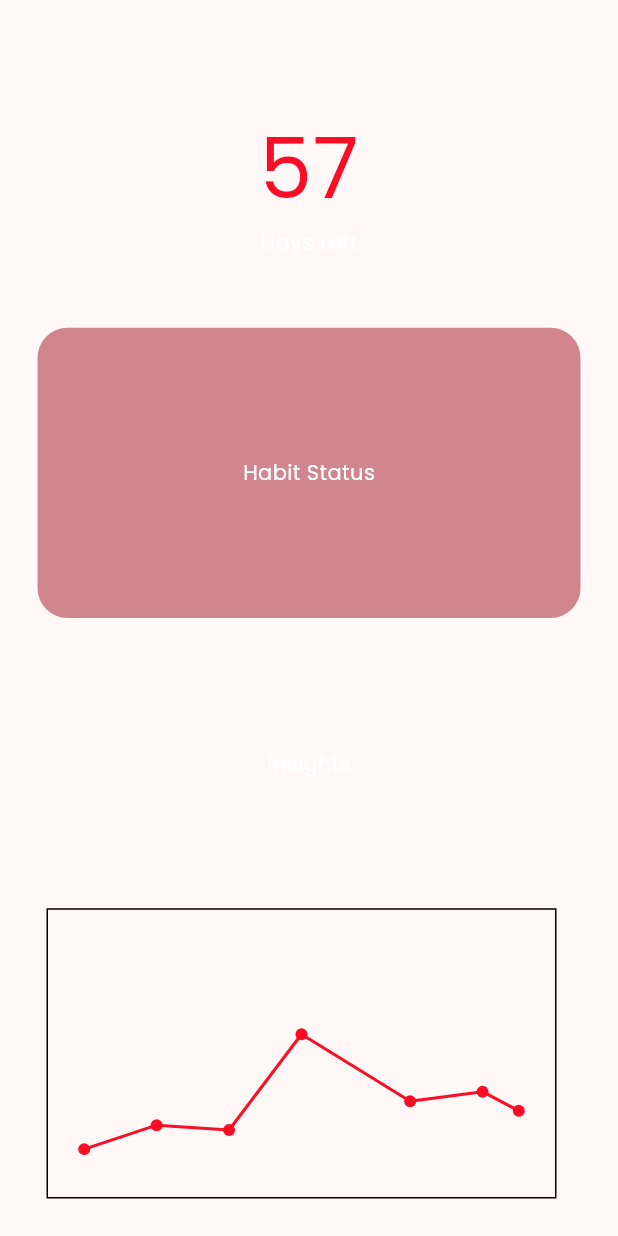
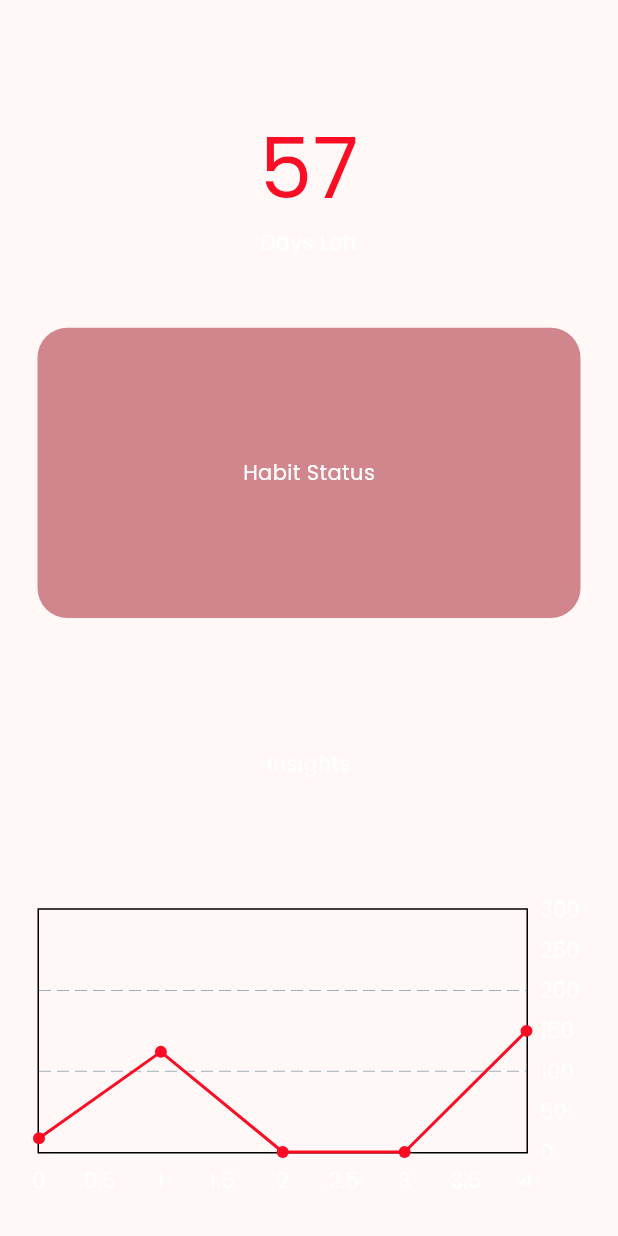
Before and after one commit to Ranger-NF/Eval-You, a Flutter app: the screen it shows after launch, on a phone screen of 412 x 824 dp. Run offline on Flutter 3.47's test engine with Material 3 defaults, Android fonts, the light colour scheme and no system bars; drawn by our look-alikes of fl_chart; our stand-ins replace google_fonts.

Commit message:
Completed the styling of graph 🎨

```diff
--- a/lib/main.dart
+++ b/lib/main.dart
@@ -96,35 +96,43 @@
                       )),
                   Expanded(
                     flex: 1,
-                    child: Padding(
-                      padding: const EdgeInsets.only(right: 16, left: 6),
                     child: LineChart(LineChartData(
-                          gridData: const FlGridData(show: false),
+                      gridData: const FlGridData(
+                          show: true,
+                          horizontalInterval: 100,
+                          drawVerticalLine: false),
                       lineTouchData: LineTouchData(
                           handleBuiltInTouches: true,
                           touchTooltipData: LineTouchTooltipData(
-                                  tooltipBgColor:
-                                      Colors.blueGrey.withOpacity(0.8))),
+                              tooltipBgColor: Colors.white.withOpacity(0.2))),
                       titlesData: const FlTitlesData(
-                              show: false,
+                        bottomTitles: AxisTitles(
+                            axisNameSize: 20,
+                            drawBelowEverything: false,
+                            sideTitles:
+                                SideTitles(showTitles: true, reservedSize: 30)),
+                        rightTitles: AxisTitles(
+                            sideTitles:
+                                SideTitles(showTitles: true, reservedSize: 35)),
                         leftTitles: AxisTitles(
-                                  sideTitles: SideTitles(showTitles: true))),
+                            sideTitles: SideTitles(showTitles: false)),
+                        topTitles: AxisTitles(
+                            sideTitles: SideTitles(showTitles: false)),
+                      ),
                       lineBarsData: [
                         LineChartBarData(spots: const [
-                              FlSpot(1, 1),
-                              FlSpot(3, 1.5),
-                              FlSpot(5, 1.4),
-                              FlSpot(7, 3.4),
-                              FlSpot(10, 2),
-                              FlSpot(12, 2.2),
-                              FlSpot(13, 1.8),
+                          FlSpot(0, 17),
+                          FlSpot(1, 124),
+                          FlSpot(2, 0),
+                          FlSpot(3, 0),
+                          FlSpot(4, 150),
                         ], color: Theme.of(context).primaryColor)
                       ],
                       minX: 0,
-                          maxX: 14,
+                      maxX: 4,
                       minY: 0,
-                          maxY: 6)),
-                    ),
+                      maxY: 300,
+                    )),
                   )
                 ])));
   }
```
Also changed, not shown: 1 other file. Lines whose indentation alone changed are shown as unchanged.
